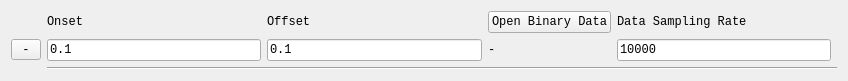
This is UI/BinaryValveWidget.ui in tobiasackels/PulseBoy as Qt 5 draws it before an edit. The edited form follows.
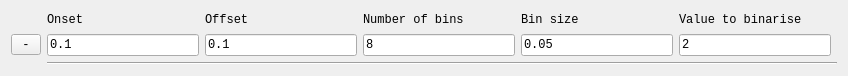
This is the edited form.

Commit message: update for binary pulse

What changed in the file:
```diff
--- a/UI/BinaryValveWidget.ui
+++ b/UI/BinaryValveWidget.ui
@@ -25,6 +25,41 @@
    <string>Form</string>
   </property>
   <layout class="QGridLayout" name="gridLayout">
+   <item row="1" column="2">
+    <widget class="QLineEdit" name="offsetEdit">
+     <property name="text">
+      <string>0.1</string>
+     </property>
+    </widget>
+   </item>
+   <item row="0" column="2">
+    <widget class="QLabel" name="label_2">
+     <property name="text">
+      <string>Offset</string>
+     </property>
+    </widget>
+   </item>
+   <item row="1" column="5">
+    <widget class="QLineEdit" name="valuetobinariseEdit">
+     <property name="text">
+      <string>2</string>
+     </property>
+    </widget>
+   </item>
+   <item row="0" column="5">
+    <widget class="QLabel" name="label_3">
+     <property name="text">
+      <string>Value to binarise</string>
+     </property>
+    </widget>
+   </item>
+   <item row="1" column="1">
+    <widget class="QLineEdit" name="onsetEdit">
+     <property name="text">
+      <string>0.1</string>
+     </property>
+    </widget>
+   </item>
    <item row="1" column="0">
     <widget class="QToolButton" name="removeButton">
      <property name="text">
@@ -32,34 +67,6 @@
      </property>
     </widget>
    </item>
-   <item row="0" column="3">
-    <widget class="QPushButton" name="openBinaryDataButton">
-     <property name="text">
-      <string>Open Binary Data</string>
-     </property>
-    </widget>
-   </item>
-   <item row="1" column="3">
-    <widget class="QLabel" name="binaryDataLabel">
-     <property name="text">
-      <string>-</string>
-     </property>
-    </widget>
-   </item>
-   <item row="0" column="4">
-    <widget class="QLabel" name="label_5">
-     <property name="text">
-      <string>Data Sampling Rate</string>
-     </property>
-    </widget>
-   </item>
-   <item row="2" column="1" colspan="5">
-    <widget class="Line" name="line_2">
-     <property name="orientation">
-      <enum>Qt::Horizontal</enum>
-     </property>
-    </widget>
-   </item>
    <item row="0" column="1">
     <widget class="QLabel" name="label">
      <property name="text">
@@ -67,31 +74,38 @@
      </property>
     </widget>
    </item>
-   <item row="1" column="1">
-    <widget class="QLineEdit" name="onsetEdit">
+   <item row="2" column="1" colspan="6">
+    <widget class="Line" name="line_2">
+     <property name="orientation">
+      <enum>Qt::Horizontal</enum>
+     </property>
+    </widget>
+   </item>
+   <item row="0" column="3">
+    <widget class="QLabel" name="label_4">
      <property name="text">
-      <string>0.1</string>
+      <string>Number of bins</string>
+     </property>
+    </widget>
+   </item>
+   <item row="1" column="3">
+    <widget class="QLineEdit" name="numofbinsEdit">
+     <property name="text">
+      <string>8</string>
      </property>
     </widget>
    </item>
    <item row="1" column="4">
-    <widget class="QLineEdit" name="dataSamplingRateEdit">
+    <widget class="QLineEdit" name="binsizeEdit">
      <property name="text">
-      <string>10000</string>
+      <string>0.05</string>
      </property>
     </widget>
    </item>
-   <item row="1" column="2">
-    <widget class="QLineEdit" name="offsetEdit">
+   <item row="0" column="4">
+    <widget class="QLabel" name="label_5">
      <property name="text">
-      <string>0.1</string>
-     </property>
-    </widget>
-   </item>
-   <item row="0" column="2">
-    <widget class="QLabel" name="label_2">
-     <property name="text">
-      <string>Offset</string>
+      <string>Bin size</string>
      </property>
     </widget>
    </item>
```
The commit also changes 3 other files.
